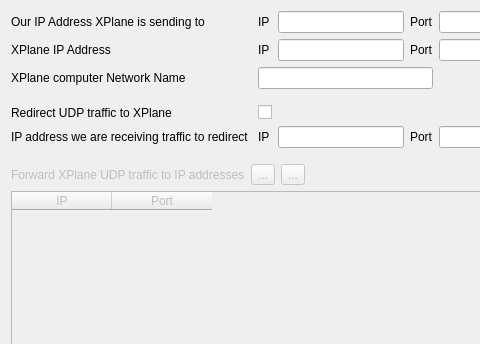
Old version of the form gui/xpudpconfigdialog.ui in the repository leleopard/pyXPArduino; both pictures show x 0 to 480 and y 0 to 344 of the 650 by 464 pixel window.
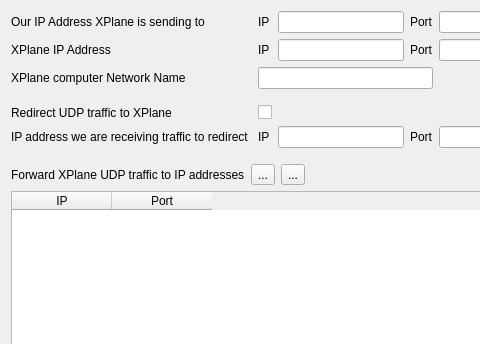
New version of the form. Icons and pictures are not drawn.

Commit message: added capability to set up forward addresses for XPUDPserver config screen

Patch:
```diff
--- a/gui/xpudpconfigdialog.ui
+++ b/gui/xpudpconfigdialog.ui
@@ -215,7 +215,7 @@
      <item>
       <widget class="QLabel" name="label_9">
        <property name="enabled">
-        <bool>false</bool>
+        <bool>true</bool>
        </property>
        <property name="text">
         <string>Forward XPlane UDP traffic to IP addresses</string>
@@ -225,7 +225,7 @@
      <item>
       <widget class="QToolButton" name="toolButton_2">
        <property name="enabled">
-        <bool>false</bool>
+        <bool>true</bool>
        </property>
        <property name="text">
         <string>...</string>
@@ -239,7 +239,7 @@
      <item>
       <widget class="QToolButton" name="toolButton">
        <property name="enabled">
-        <bool>false</bool>
+        <bool>true</bool>
        </property>
        <property name="text">
         <string>...</string>
@@ -268,7 +268,7 @@
    <item>
     <widget class="QTableWidget" name="tableWidget">
      <property name="enabled">
-      <bool>false</bool>
+      <bool>true</bool>
      </property>
      <column>
       <property name="text">
```
Left out of the diff: 57 changed lines with no effect on the pictures. The commit also changes 7 other files.
